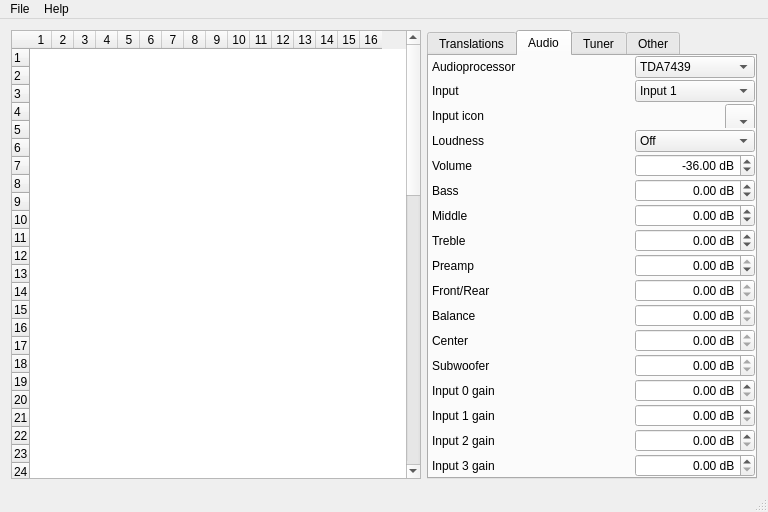
This is editor/mainwindow.ui in WiseLord/ampcontrol as Qt 5 draws it before an edit. The edited form follows.
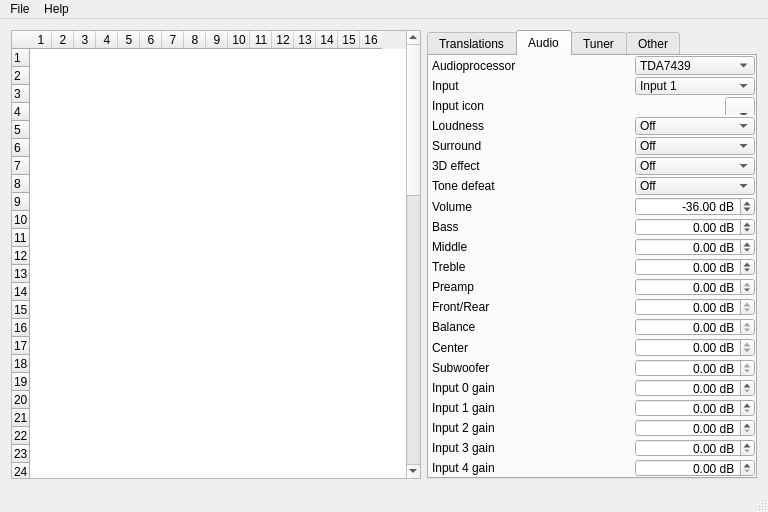
This is the edited form. The open tabs and pages were chosen to show the change. Icons and pictures are not drawn.

```diff
--- a/editor/mainwindow.ui
+++ b/editor/mainwindow.ui
@@ -757,6 +757,150 @@
           </layout>
          </widget>
         </item>
+        <item>
+         <widget class="QWidget" name="wgtSurround" native="true">
+          <layout class="QHBoxLayout" name="horizontalLayout_33" stretch="1,0">
+           <property name="spacing">
+            <number>0</number>
+           </property>
+           <property name="leftMargin">
+            <number>3</number>
+           </property>
+           <property name="topMargin">
+            <number>0</number>
+           </property>
+           <property name="rightMargin">
+            <number>0</number>
+           </property>
+           <property name="bottomMargin">
+            <number>0</number>
+           </property>
+           <item>
+            <widget class="QLabel" name="lblSurround">
+             <property name="text">
+              <string>Surround</string>
+             </property>
+            </widget>
+           </item>
+           <item>
+            <widget class="QComboBox" name="cbxSurround">
+             <property name="minimumSize">
+              <size>
+               <width>120</width>
+               <height>0</height>
+              </size>
+             </property>
+             <item>
+              <property name="text">
+               <string>Off</string>
+              </property>
+             </item>
+             <item>
+              <property name="text">
+               <string>On</string>
+              </property>
+             </item>
+            </widget>
+           </item>
+          </layout>
+         </widget>
+        </item>
+        <item>
+         <widget class="QWidget" name="wgtEffect3d" native="true">
+          <layout class="QHBoxLayout" name="horizontalLayout_34" stretch="1,0">
+           <property name="spacing">
+            <number>0</number>
+           </property>
+           <property name="leftMargin">
+            <number>3</number>
+           </property>
+           <property name="topMargin">
+            <number>0</number>
+           </property>
+           <property name="rightMargin">
+            <number>0</number>
+           </property>
+           <property name="bottomMargin">
+            <number>0</number>
+           </property>
+           <item>
+            <widget class="QLabel" name="lblEffect3d">
+             <property name="text">
+              <string>3D effect</string>
+             </property>
+            </widget>
+           </item>
+           <item>
+            <widget class="QComboBox" name="cbxEffect3d">
+             <property name="minimumSize">
+              <size>
+               <width>120</width>
+               <height>0</height>
+              </size>
+             </property>
+             <item>
+              <property name="text">
+               <string>Off</string>
+              </property>
+             </item>
+             <item>
+              <property name="text">
+               <string>On</string>
+              </property>
+             </item>
+            </widget>
+           </item>
+          </layout>
+         </widget>
+        </item>
+        <item>
+         <widget class="QWidget" name="wgtToneDefeat" native="true">
+          <layout class="QHBoxLayout" name="horizontalLayout_35" stretch="1,0">
+           <property name="spacing">
+            <number>0</number>
+           </property>
+           <property name="leftMargin">
+            <number>3</number>
+           </property>
+           <property name="topMargin">
+            <number>0</number>
+           </property>
+           <property name="rightMargin">
+            <number>0</number>
+           </property>
+           <property name="bottomMargin">
+            <number>0</number>
+           </property>
+           <item>
+            <widget class="QLabel" name="lblToneDefeat">
+             <property name="text">
+              <string>Tone defeat</string>
+             </property>
+            </widget>
+           </item>
+           <item>
+            <widget class="QComboBox" name="cbxToneDefeat">
+             <property name="minimumSize">
+              <size>
+               <width>120</width>
+               <height>0</height>
+              </size>
+             </property>
+             <item>
+              <property name="text">
+               <string>Off</string>
+              </property>
+             </item>
+             <item>
+              <property name="text">
+               <string>On</string>
+              </property>
+             </item>
+            </widget>
+           </item>
+          </layout>
+         </widget>
+        </item>
         <item>
          <widget class="QWidget" name="wgtVolume" native="true">
           <layout class="QHBoxLayout" name="horizontalLayout_2" stretch="1,0">
@@ -1436,6 +1580,56 @@
           </layout>
          </widget>
         </item>
+        <item>
+         <widget class="QWidget" name="wgtGain4" native="true">
+          <layout class="QHBoxLayout" name="horizontalLayout_31" stretch="1,0">
+           <property name="spacing">
+            <number>0</number>
+           </property>
+           <property name="leftMargin">
+            <number>3</number>
+           </property>
+           <property name="topMargin">
+            <number>0</number>
+           </property>
+           <property name="rightMargin">
+            <number>0</number>
+           </property>
+           <property name="bottomMargin">
+            <number>0</number>
+           </property>
+           <item>
+            <widget class="QLabel" name="lblGain4">
+             <property name="text">
+              <string>Input 4 gain</string>
+             </property>
+            </widget>
+           </item>
+           <item>
+            <widget class="QDoubleSpinBox" name="dsbGain4">
+             <property name="minimumSize">
+              <size>
+               <width>120</width>
+               <height>0</height>
+              </size>
+             </property>
+             <property name="alignment">
+              <set>Qt::AlignRight|Qt::AlignTrailing|Qt::AlignVCenter</set>
+             </property>
+             <property name="suffix">
+              <string> dB</string>
+             </property>
+             <property name="maximum">
+              <double>30.000000000000000</double>
+             </property>
+             <property name="singleStep">
+              <double>2.000000000000000</double>
+             </property>
+            </widget>
+           </item>
+          </layout>
+         </widget>
+        </item>
         <item>
          <spacer name="vspAudio">
           <property name="orientation">
```
Left out of the diff: 152 changed lines with no effect on the pictures.
